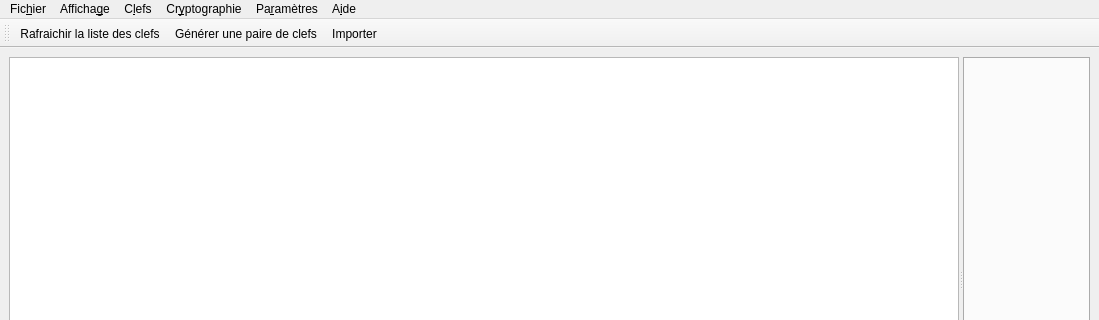
First picture: the form in GuiPG/src/View/mainwindow.ui, repository Diakakodo/GuiPG, before the edit; both pictures show x 0 to 1099 and y 0 to 320 of the 1099 by 749 pixel window.
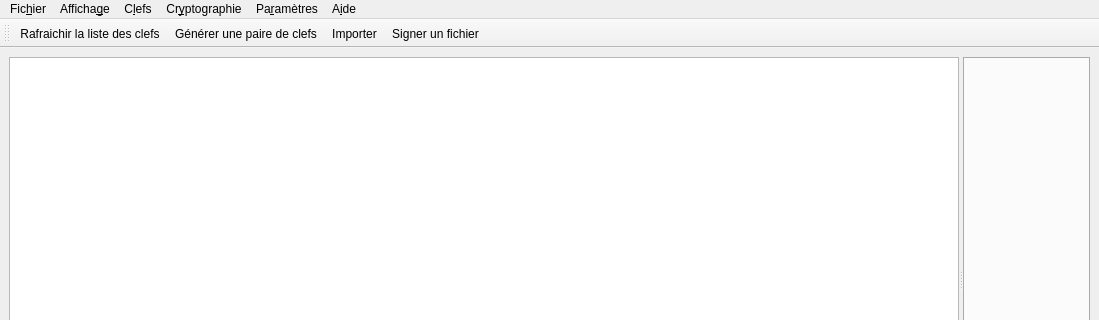
Second picture: the form after the edit. Icons and pictures are not drawn. Custom widgets are drawn as their Qt base class.

Commit message: ajout icone signature de fichier

```diff
--- a/GuiPG/src/View/mainwindow.ui
+++ b/GuiPG/src/View/mainwindow.ui
@@ -274,6 +274,7 @@
    <addaction name="action_Refresh_Toolbar"/>
    <addaction name="action_GenKey_Toolbar"/>
    <addaction name="action_Import_Toolbar"/>
+   <addaction name="actionSigner_un_fichier_Toolbar"/>
   </widget>
   <action name="actionConfiguration">
    <property name="text">
@@ -425,6 +426,15 @@
     <string>Chiffrer et signer un fichier</string>
    </property>
   </action>
+  <action name="actionSigner_un_fichier_Toolbar">
+   <property name="icon">
+    <iconset resource="../../icones.qrc">
+     <normaloff>:/icones/res/Icones/signature.png</normaloff>:/icones/res/Icones/signature.png</iconset>
+   </property>
+   <property name="text">
+    <string>Signer un fichier</string>
+   </property>
+  </action>
  </widget>
  <customwidgets>
   <customwidget>
```
The commit also changes 2 other files.
